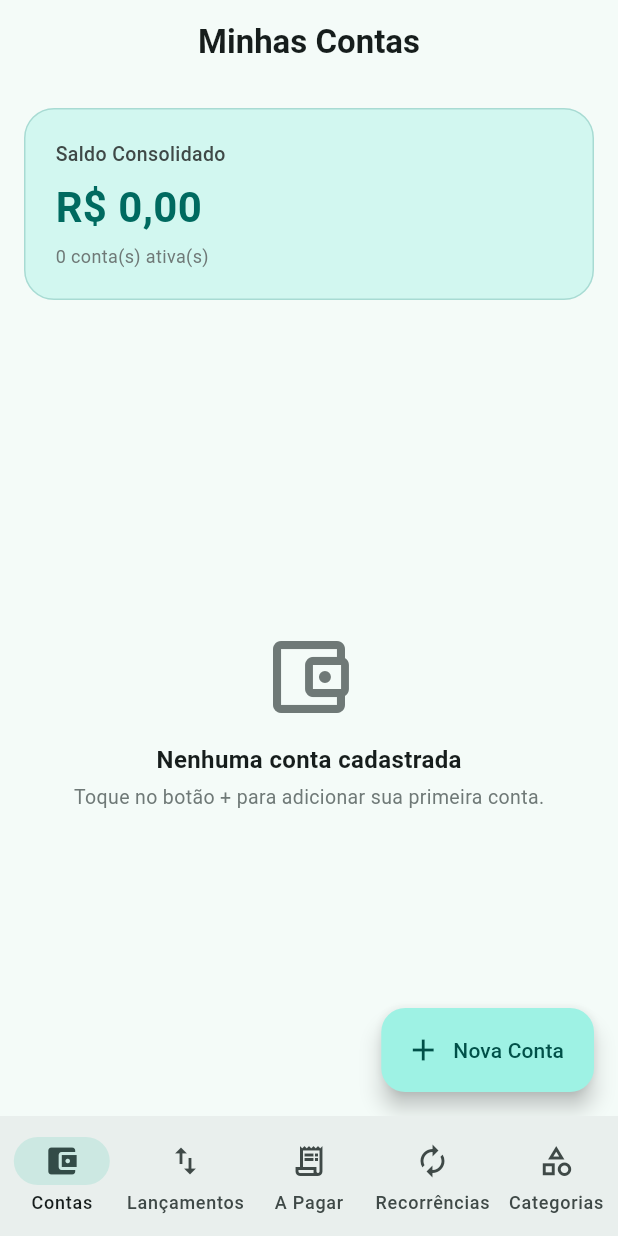
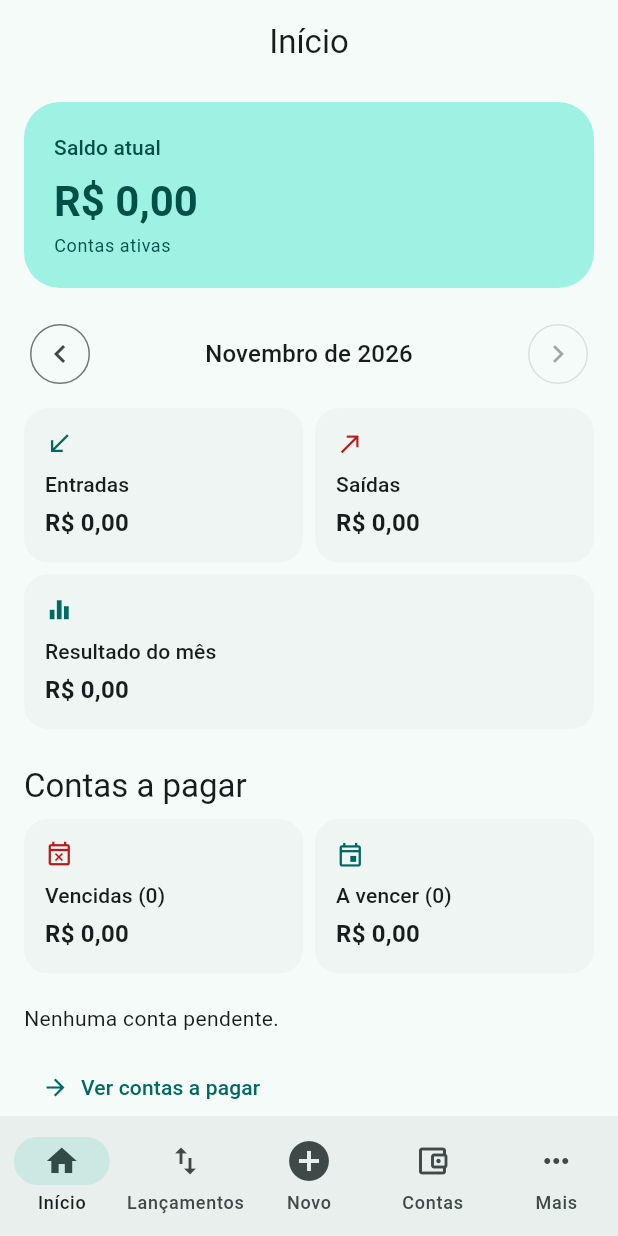
Before and after one commit to vitor-ag/finance_app, a Flutter app: the screen it shows after launch, on a phone screen of 412 x 824 dp. Run offline on Flutter 3.47's test engine with Material 3 defaults, Android fonts, the phone set to English and light mode, and no system bars; our stand-ins replace drift, flutter_riverpod, riverpod_annotation; accounts and stored records are empty; generated files the repository leaves out were written again.

Commit message:
feat(dashboard): add monthly overview and quick entry navigation

```diff
--- a/lib/core/money.dart
+++ b/lib/core/money.dart
@@ -14,12 +14,14 @@ String brlInput(int cents) => _decimalText(cents.toString());
 
 String formatBrl(int cents) => 'R\$ ${brlInput(cents)}';
 
+String formatBrlSum(BigInt cents) => 'R\$ ${_decimalText(cents.toString())}';
+
 String formatBrlTotal(Iterable<int> amounts) {
   final sum = amounts.fold(
     BigInt.zero,
     (total, amount) => total + BigInt.from(amount),
   );
-  return 'R\$ ${_decimalText(sum.toString())}';
+  return formatBrlSum(sum);
 }
 
 String _decimalText(String cents) {
--- /dev/null
+++ b/lib/features/dashboard/domain/dashboard_overview.dart
@@ -0,0 +1,76 @@
+import '../../../core/calendar.dart';
+import '../../accounts/domain/entities/account.dart';
+import '../../bills/domain/entities/bill.dart';
+import '../../transactions/domain/entities/transaction.dart';
+
+class DashboardOverview {
+  DashboardOverview._({
+    required this.activeBalanceCents,
+    required this.incomeCents,
+    required this.expenseCents,
+    required this.overdueCents,
+    required this.upcomingCents,
+    required this.overdueCount,
+    required this.pendingBills,
+  });
+
+  factory DashboardOverview.calculate({
+    required Iterable<Account> accounts,
+    required Iterable<Transaction> transactions,
+    required Iterable<Bill> bills,
+    required DateTime today,
+  }) {
+    final activeBalance = accounts
+        .where((account) => account.isActive)
+        .fold(
+          BigInt.zero,
+          (sum, account) => sum + BigInt.from(account.currentBalanceCents),
+        );
+    var income = BigInt.zero;
+    var expense = BigInt.zero;
+    for (final entry in transactions) {
+      if (entry.status != 'paid' || entry.deletedAt != null) continue;
+      switch (entry.type) {
+        case 'income':
+          income += BigInt.from(entry.amountCents);
+        case 'expense':
+          expense += BigInt.from(entry.amountCents);
+      }
+    }
+
+    final pending = bills.where((bill) => bill.status == 'pending').toList()
+      ..sort((first, second) => first.dueDate.compareTo(second.dueDate));
+    var overdue = BigInt.zero;
+    var upcoming = BigInt.zero;
+    var overdueCount = 0;
+    final day = calendarDate(today);
+    for (final bill in pending) {
+      if (calendarDate(bill.dueDate).isBefore(day)) {
+        overdue += BigInt.from(bill.amountCents);
+        overdueCount++;
+      } else {
+        upcoming += BigInt.from(bill.amountCents);
+      }
+    }
+    return DashboardOverview._(
+      activeBalanceCents: activeBalance,
+      incomeCents: income,
+      expenseCents: expense,
+      overdueCents: overdue,
+      upcomingCents: upcoming,
+      overdueCount: overdueCount,
+      pendingBills: List.unmodifiable(pending),
+    );
+  }
+
+  final BigInt activeBalanceCents;
+  final BigInt incomeCents;
+  final BigInt expenseCents;
+  final BigInt overdueCents;
+  final BigInt upcomingCents;
+  final int overdueCount;
+  final List<Bill> pendingBills;
+
+  BigInt get resultCents => incomeCents - expenseCents;
+  int get upcomingCount => pendingBills.length - overdueCount;
+}
--- /dev/null
+++ b/lib/features/dashboard/presentation/providers/dashboard_providers.dart
@@ -0,0 +1,12 @@
+import 'package:flutter_riverpod/flutter_riverpod.dart';
+
+import '../../../transactions/domain/entities/transaction.dart';
+import '../../../transactions/presentation/providers/transaction_providers.dart';
+
+final dashboardTransactionsProvider = StreamProvider.autoDispose
+    .family<List<Transaction>, DateTime>((ref, month) {
+      final transactions = ref.watch(transactionRepositoryProvider);
+      final start = DateTime(month.year, month.month);
+      final end = DateTime(month.year, month.month + 1);
+      return transactions.watchTransactionsInPeriod(start, end);
+    });
--- /dev/null
+++ b/lib/features/dashboard/presentation/screens/dashboard_screen.dart
@@ -0,0 +1,305 @@
+import 'package:flutter/material.dart';
+import 'package:flutter_riverpod/flutter_riverpod.dart';
+
+import '../../../../core/calendar.dart';
+import '../../../../core/money.dart';
+import '../../../accounts/presentation/providers/account_providers.dart';
+import '../../../bills/presentation/providers/bill_providers.dart';
+import '../../domain/dashboard_overview.dart';
+import '../providers/dashboard_providers.dart';
+
+class DashboardScreen extends ConsumerStatefulWidget {
+  const DashboardScreen({super.key, required this.onOpenBills});
+
+  final VoidCallback onOpenBills;
+
+  @override
+  ConsumerState<DashboardScreen> createState() => _DashboardScreenState();
+}
+
+class _DashboardScreenState extends ConsumerState<DashboardScreen> {
+  static const _months = [
+    'Janeiro',
+    'Fevereiro',
+    'Março',
+    'Abril',
+    'Maio',
+    'Junho',
+    'Julho',
+    'Agosto',
+    'Setembro',
+    'Outubro',
+    'Novembro',
+    'Dezembro',
+  ];
+
+  late final AppLifecycleListener _lifecycle;
+  DateTime? _selectedMonth;
+
+  @override
+  void initState() {
+    super.initState();
+    _lifecycle = AppLifecycleListener(onResume: () => setState(() {}));
+  }
+
+  @override
+  void dispose() {
+    _lifecycle.dispose();
+    super.dispose();
+  }
+
+  void _changeMonth(DateTime month, int offset, DateTime current) {
+    final selected = DateTime(month.year, month.month + offset);
+    setState(() => _selectedMonth = selected == current ? null : selected);
+  }
+
+  @override
+  Widget build(BuildContext context) {
+    final now = DateTime.now();
+    final current = DateTime(now.year, now.month);
+    final month = _selectedMonth ?? current;
+    final accounts = ref.watch(allAccountsProvider);
+    final bills = ref.watch(allBillsProvider);
+    final transactions = ref.watch(dashboardTransactionsProvider(month));
+    final colors = Theme.of(context).colorScheme;
+    final text = Theme.of(context).textTheme;
+    final hasError =
+        accounts.hasError || bills.hasError || transactions.hasError;
+    final isReady =
+        accounts.hasValue && bills.hasValue && transactions.hasValue;
+    final overview = isReady
+        ? DashboardOverview.calculate(
+            accounts: accounts.requireValue,
+            transactions: transactions.requireValue,
+            bills: bills.requireValue,
+            today: now,
+          )
+        : null;
+
+    return Scaffold(
+      appBar: AppBar(title: const Text('Início'), centerTitle: true),
+      body: ListView(
+        padding: const EdgeInsets.fromLTRB(16, 12, 16, 24),
+        children: [
+          Container(
+            padding: const EdgeInsets.all(20),
+            decoration: BoxDecoration(
+              color: colors.primaryContainer,
+              borderRadius: BorderRadius.circular(24),
+            ),
+            child: Column(
+              crossAxisAlignment: CrossAxisAlignment.start,
+              children: [
+                Text(
+                  'Saldo atual',
+                  style: text.labelLarge?.copyWith(
+                    color: colors.onPrimaryContainer,
+                  ),
+                ),
+                const SizedBox(height: 8),
+                Text(
+                  overview == null
+                      ? '—'
+                      : formatBrlSum(overview.activeBalanceCents),
+                  style: text.headlineMedium?.copyWith(
+                    color: colors.onPrimaryContainer,
+                    fontWeight: FontWeight.bold,
+                  ),
+                ),
+                const SizedBox(height: 4),
+                Text(
+                  'Contas ativas',
+                  style: text.bodySmall?.copyWith(
+                    color: colors.onPrimaryContainer,
+                  ),
+                ),
+              ],
+            ),
+          ),
+          const SizedBox(height: 20),
+          Row(
+            children: [
+              IconButton.outlined(
+                tooltip: 'Mês anterior',
+                onPressed: () => _changeMonth(month, -1, current),
+                icon: const Icon(Icons.chevron_left),
+              ),
+              Expanded(
+                child: Text(
+                  '${_months[month.month - 1]} de ${month.year}',
+                  textAlign: TextAlign.center,
+                  style: text.titleMedium,
+                ),
+              ),
+              IconButton.outlined(
+                tooltip: 'Próximo mês',
+                onPressed: month.isBefore(current)
+                    ? () => _changeMonth(month, 1, current)
+                    : null,
+                icon: const Icon(Icons.chevron_right),
+              ),
+            ],
+          ),
+          const SizedBox(height: 12),
+          if (hasError)
+            Column(
+              children: [
+                const Text('Não foi possível carregar o resumo financeiro.'),
+                TextButton(
+                  onPressed: () {
+                    ref.invalidate(allAccountsProvider);
+                    ref.invalidate(allBillsProvider);
+                    ref.invalidate(dashboardTransactionsProvider(month));
+                  },
+                  child: const Text('Tentar novamente'),
+                ),
+              ],
+            )
+          else if (overview == null)
+            const Center(child: CircularProgressIndicator())
+          else ...[
+            _MetricPair(
+              first: _Metric(
+                title: 'Entradas',
+                value: formatBrlSum(overview.incomeCents),
+                icon: Icons.south_west,
+                color: colors.primary,
+              ),
+              second: _Metric(
+                title: 'Saídas',
+                value: formatBrlSum(overview.expenseCents),
+                icon: Icons.north_east,
+                color: colors.error,
+              ),
+            ),
+            const SizedBox(height: 8),
+            _Metric(
+              title: 'Resultado do mês',
+              value: formatBrlSum(overview.resultCents),
+              icon: Icons.equalizer,
+              color: overview.resultCents.isNegative
+                  ? colors.error
+                  : colors.primary,
+            ),
+            const SizedBox(height: 24),
+            Text('Contas a pagar', style: text.titleLarge),
+            const SizedBox(height: 8),
+            _MetricPair(
+              first: _Metric(
+                title: 'Vencidas (${overview.overdueCount})',
+                value: formatBrlSum(overview.overdueCents),
+                icon: Icons.event_busy_outlined,
+                color: colors.error,
+              ),
+              second: _Metric(
+                title: 'A vencer (${overview.upcomingCount})',
+                value: formatBrlSum(overview.upcomingCents),
+                icon: Icons.event_outlined,
+                color: colors.primary,
+              ),
+            ),
+            const SizedBox(height: 8),
+            if (overview.pendingBills.isEmpty)
+              const Padding(
+                padding: EdgeInsets.symmetric(vertical: 12),
+                child: Text('Nenhuma conta pendente.'),
+              )
+            else
+              for (final bill in overview.pendingBills.take(3))
+                ListTile(
+                  contentPadding: EdgeInsets.zero,
+                  title: Text(bill.name),
+                  subtitle: Text(
+                    '${calendarDate(bill.dueDate).isBefore(calendarDate(now)) ? 'Vencida em' : 'Vence em'} '
+                    '${bill.dueDate.day}/${bill.dueDate.month}/${bill.dueDate.year}',
+                  ),
+                  trailing: Text(
+                    formatBrl(bill.amountCents),
+                    style: text.titleSmall,
+                  ),
+                ),
+            Align(
+              alignment: Alignment.centerLeft,
+              child: TextButton.icon(
+                onPressed: widget.onOpenBills,
+                icon: const Icon(Icons.arrow_forward),
+                label: const Text('Ver contas a pagar'),
+              ),
+            ),
+          ],
+        ],
+      ),
+    );
+  }
+}
+
+class _MetricPair extends StatelessWidget {
+  const _MetricPair({required this.first, required this.second});
+
+  final Widget first;
+  final Widget second;
+
+  @override
+  Widget build(BuildContext context) {
+    return LayoutBuilder(
+      builder: (context, constraints) {
+        if (constraints.maxWidth < 310 ||
+            MediaQuery.textScalerOf(context).scale(16) > 23) {
+          return Column(
+            crossAxisAlignment: CrossAxisAlignment.stretch,
+            children: [first, const SizedBox(height: 8), second],
+          );
+        }
+        return Row(
+          children: [
+            Expanded(child: first),
+            const SizedBox(width: 8),
+            Expanded(child: second),
+          ],
+        );
+      },
+    );
+  }
+}
+
+class _Metric extends StatelessWidget {
+  const _Metric({
+    required this.title,
+    required this.value,
+    required this.icon,
+    required this.color,
+  });
+
+  final String title;
+  final String value;
+  final IconData icon;
+  final Color color;
+
+  @override
+  Widget build(BuildContext context) {
+    final theme = Theme.of(context);
+    return Container(
+      width: double.infinity,
+      padding: const EdgeInsets.all(14),
+      decoration: BoxDecoration(
+        color: theme.colorScheme.surfaceContainerLow,
+        borderRadius: BorderRadius.circular(16),
+      ),
+      child: Column(
+        crossAxisAlignment: CrossAxisAlignment.start,
+        children: [
+          Icon(icon, color: color, size: 19),
+          const SizedBox(height: 8),
+          Text(title, style: theme.textTheme.labelLarge),
+          const SizedBox(height: 4),
+          Text(
+            value,
+            style: theme.textTheme.titleMedium?.copyWith(
+              fontWeight: FontWeight.w700,
+            ),
+          ),
+        ],
+      ),
+    );
+  }
+}
--- a/lib/features/transactions/data/repositories/transaction_repository_impl.dart
+++ b/lib/features/transactions/data/repositories/transaction_repository_impl.dart
@@ -40,6 +40,21 @@ class TransactionRepositoryImpl implements TransactionRepository {
             (tbl) => OrderingTerm.desc(tbl.date),
             (tbl) => OrderingTerm.desc(tbl.id),
           ]))
+        .watch()
+        .map((rows) => rows.map(_mapRow).toList());
+  }
+
+  @override
+  Stream<List<Transaction>> watchTransactionsInPeriod(
+    DateTime start,
+    DateTime end,
+  ) {
+    return (db.select(db.transactions)..where(
+          (entry) =>
+              entry.deletedAt.isNull() &
+              entry.date.isBiggerOrEqualValue(start) &
+              entry.date.isSmallerThanValue(end),
+        ))
         .watch()
         .map((rows) => rows.map(_mapRow).toList());
   }
--- a/lib/features/transactions/domain/repositories/transaction_repository.dart
+++ b/lib/features/transactions/domain/repositories/transaction_repository.dart
@@ -3,6 +3,10 @@ import '../entities/transaction_revision.dart';
 
 abstract class TransactionRepository {
   Stream<List<Transaction>> watchAllTransactions();
+  Stream<List<Transaction>> watchTransactionsInPeriod(
+    DateTime start,
+    DateTime end,
+  );
   Stream<List<Transaction>> watchDeletedTransactions();
   Future<Transaction?> getTransactionById(int id);
   Future<List<TransactionRevision>> listRevisions(int id);
--- a/lib/features/transactions/presentation/screens/transactions_screen.dart
+++ b/lib/features/transactions/presentation/screens/transactions_screen.dart
@@ -23,17 +23,6 @@ class TransactionsScreen extends ConsumerStatefulWidget {
 
 class _TransactionsScreenState extends ConsumerState<TransactionsScreen> {
   bool _showTrash = false;
-
-  Future<void> _openForm({Transaction? source, bool duplicate = false}) {
-    return showModalBottomSheet<void>(
-      context: context,
-      isScrollControlled: true,
-      shape: const RoundedRectangleBorder(
-        borderRadius: BorderRadius.vertical(top: Radius.circular(24)),
-      ),
-      builder: (_) => TransactionForm(source: source, duplicate: duplicate),
-    );
-  }
 
   Future<void> _showActions(
     Transaction entry, {
@@ -82,9 +71,9 @@ class _TransactionsScreenState extends ConsumerState<TransactionsScreen> {
     if (!mounted || action == null) return;
     switch (action) {
       case _EntryAction.edit:
-        await _openForm(source: entry);
+        await showTransactionForm(context, source: entry);
       case _EntryAction.duplicate:
-        await _openForm(source: entry, duplicate: true);
+        await showTransactionForm(context, source: entry, duplicate: true);
       case _EntryAction.delete:
         await _changeTrashStatus(entry, restore: false);
       case _EntryAction.revisions:
@@ -268,13 +257,6 @@ class _TransactionsScreenState extends ConsumerState<TransactionsScreen> {
           );
         },
       ),
-      floatingActionButton: _showTrash
-          ? null
-          : FloatingActionButton.extended(
-              onPressed: _openForm,
-              icon: const Icon(Icons.add),
-              label: const Text('Novo Lançamento'),
-            ),
     );
   }
 }
--- a/lib/features/transactions/presentation/widgets/transaction_form.dart
+++ b/lib/features/transactions/presentation/widgets/transaction_form.dart
@@ -7,6 +7,21 @@ import '../../../accounts/presentation/providers/account_providers.dart';
 import '../../../categories/presentation/providers/category_providers.dart';
 import '../../domain/entities/transaction.dart';
 import '../providers/transaction_providers.dart';
+
+Future<void> showTransactionForm(
+  BuildContext context, {
+  Transaction? source,
+  bool duplicate = false,
+}) {
+  return showModalBottomSheet<void>(
+    context: context,
+    isScrollControlled: true,
+    shape: const RoundedRectangleBorder(
+      borderRadius: BorderRadius.vertical(top: Radius.circular(24)),
+    ),
+    builder: (_) => TransactionForm(source: source, duplicate: duplicate),
+  );
+}
 
 class TransactionForm extends ConsumerStatefulWidget {
   const TransactionForm({super.key, this.source, this.duplicate = false});
--- a/lib/main.dart
+++ b/lib/main.dart
@@ -5,9 +5,11 @@ import 'features/accounts/presentation/screens/accounts_screen.dart';
 import 'features/bills/presentation/providers/bill_providers.dart';
 import 'features/bills/presentation/screens/bills_screen.dart';
 import 'features/categories/presentation/screens/categories_screen.dart';
+import 'features/dashboard/presentation/screens/dashboard_screen.dart';
 import 'features/recurrences/presentation/providers/recurrence_providers.dart';
 import 'features/recurrences/presentation/screens/recurrences_screen.dart';
 import 'features/transactions/presentation/screens/transactions_screen.dart';
+import 'features/transactions/presentation/widgets/transaction_form.dart';
 
 void main() {
   runApp(const ProviderScope(child: MyApp()));
@@ -86,27 +88,35 @@ class RootScreen extends StatefulWidget {
 
 class _RootScreenState extends State<RootScreen> {
   int _index = 0;
+  static const _quickActionIndex = 2;
 
-  static const _screens = [
-    AccountsScreen(),
-    TransactionsScreen(),
-    BillsScreen(),
-    RecurrencesScreen(),
-    CategoriesScreen(),
-  ];
+  void _openPage(Widget page) {
+    Navigator.push<void>(context, MaterialPageRoute(builder: (_) => page));
+  }
 
   @override
   Widget build(BuildContext context) {
     return Scaffold(
-      body: _screens[_index],
+      body: switch (_index) {
+        0 => DashboardScreen(onOpenBills: () => _openPage(const BillsScreen())),
+        1 => const TransactionsScreen(),
+        3 => const AccountsScreen(),
+        _ => _MoreScreen(onOpenPage: _openPage),
+      },
       bottomNavigationBar: NavigationBar(
         selectedIndex: _index,
-        onDestinationSelected: (i) => setState(() => _index = i),
+        onDestinationSelected: (index) {
+          if (index == _quickActionIndex) {
+            showTransactionForm(context);
+          } else {
+            setState(() => _index = index);
+          }
+        },
         destinations: const [
           NavigationDestination(
-            icon: Icon(Icons.account_balance_wallet_outlined),
-            selectedIcon: Icon(Icons.account_balance_wallet),
-            label: 'Contas',
+            icon: Icon(Icons.home_outlined),
+            selectedIcon: Icon(Icons.home),
+            label: 'Início',
           ),
           NavigationDestination(
             icon: Icon(Icons.swap_vert),
@@ -114,19 +124,51 @@ class _RootScreenState extends State<RootScreen> {
             label: 'Lançamentos',
           ),
           NavigationDestination(
-            icon: Icon(Icons.receipt_long_outlined),
-            selectedIcon: Icon(Icons.receipt_long),
-            label: 'A Pagar',
+            icon: Icon(Icons.add_circle, size: 32),
+            label: 'Novo',
+            tooltip: 'Novo lançamento',
           ),
           NavigationDestination(
-            icon: Icon(Icons.autorenew),
-            selectedIcon: Icon(Icons.autorenew),
-            label: 'Recorrências',
+            icon: Icon(Icons.account_balance_wallet_outlined),
+            selectedIcon: Icon(Icons.account_balance_wallet),
+            label: 'Contas',
           ),
-          NavigationDestination(
-            icon: Icon(Icons.category_outlined),
-            selectedIcon: Icon(Icons.category),
-            label: 'Categorias',
+          NavigationDestination(icon: Icon(Icons.more_horiz), label: 'Mais'),
+        ],
+      ),
+    );
+  }
+}
+
+class _MoreScreen extends StatelessWidget {
+  const _MoreScreen({required this.onOpenPage});
+
+  final ValueChanged<Widget> onOpenPage;
+
+  @override
+  Widget build(BuildContext context) {
+    return Scaffold(
+      appBar: AppBar(title: const Text('Mais'), centerTitle: true),
+      body: ListView(
+        padding: const EdgeInsets.symmetric(horizontal: 12),
+        children: [
+          ListTile(
+            leading: const Icon(Icons.receipt_long_outlined),
+            title: const Text('Contas a pagar'),
+            trailing: const Icon(Icons.chevron_right),
+            onTap: () => onOpenPage(const BillsScreen()),
+          ),
+          ListTile(
+            leading: const Icon(Icons.autorenew),
+            title: const Text('Recorrências'),
+            trailing: const Icon(Icons.chevron_right),
+            onTap: () => onOpenPage(const RecurrencesScreen()),
+          ),
+          ListTile(
+            leading: const Icon(Icons.category_outlined),
+            title: const Text('Categorias'),
+            trailing: const Icon(Icons.chevron_right),
+            onTap: () => onOpenPage(const CategoriesScreen()),
           ),
         ],
       ),
--- a/pubspec.yaml
+++ b/pubspec.yaml
@@ -16,7 +16,7 @@ publish_to: 'none' # Remove this line if you wish to publish to pub.dev
 # https://developer.apple.com/library/archive/documentation/General/Reference/InfoPlistKeyReference/Articles/CoreFoundationKeys.html
 # In Windows, build-name is used as the major, minor, and patch parts
 # of the product and file versions while build-number is used as the build suffix.
-version: 1.0.0+1
+version: 1.0.0+2
 
 environment:
   sdk: ^3.13.4
```
Also changed, not shown: 3 other files.
